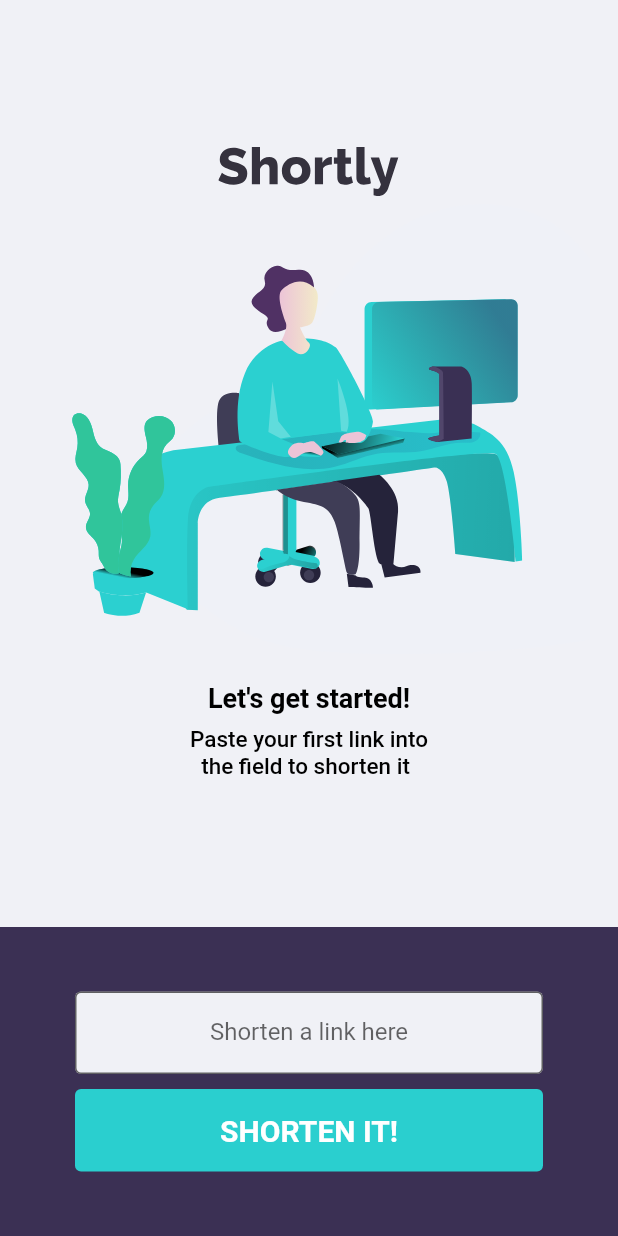
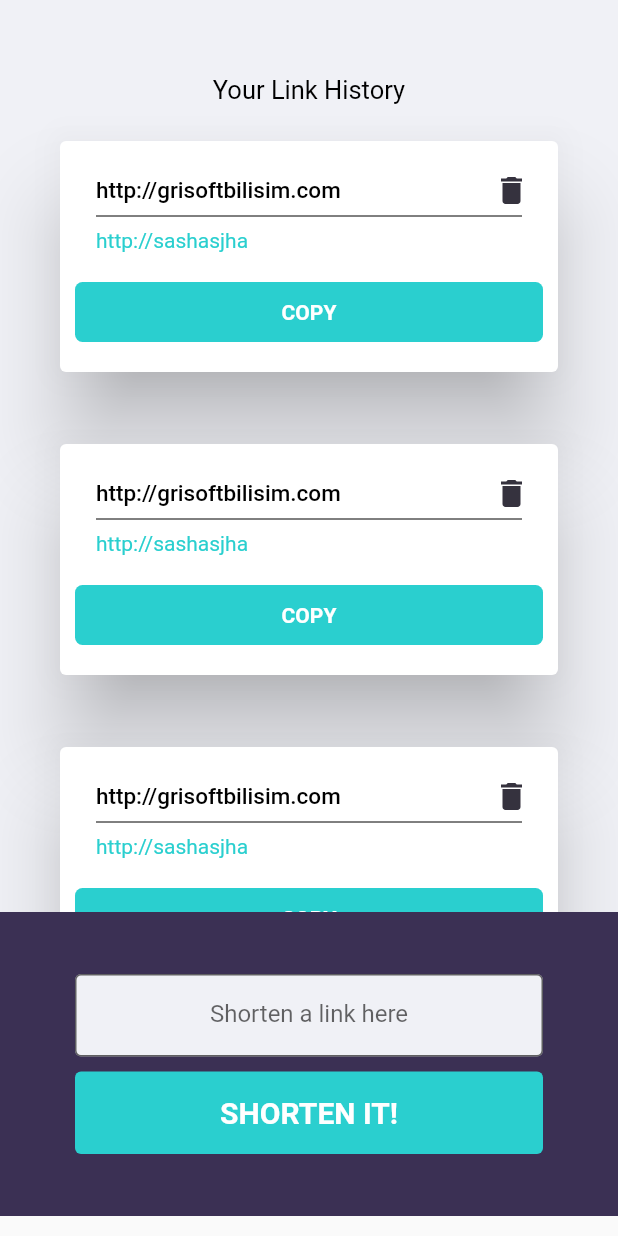
Before and after one commit to VeyselSahn/shorten_link_app, a Flutter app: the screen it shows after launch, on a phone screen of 412 x 824 dp. Run offline on Flutter 3.47's test engine with Material 2 defaults, Android fonts, the phone set to English and light mode, and no system bars; our stand-ins replace flutter_svg.

Commit message:
links list screen ready

```diff
--- /dev/null
+++ b/lib/screen/main_screen/components/link_list.dart
@@ -0,0 +1,76 @@
+import 'package:flutter/material.dart';
+import 'package:flutter_svg/svg.dart';
+import 'package:grisoft/core/init/extensions/image_path_extensions.dart';
+
+import '../../../core/constant/colors.dart';
+
+class ListYedek extends StatelessWidget {
+  const ListYedek({Key? key}) : super(key: key);
+
+  @override
+  Widget build(BuildContext context) {
+    var size = MediaQuery.of(context).size;
+
+    return Column(
+      children: [
+        const SizedBox(
+          height: 50,
+        ),
+        const Text(
+          'Your Link History',
+          style: TextStyle(
+            color: Colors.black,
+            fontSize: 17,
+          ),
+        ),
+        SizedBox(
+          height: size.height * 3 / 4 - 80,
+          child: ListView.builder(
+            shrinkWrap: true,
+            itemCount: 3,
+            padding: EdgeInsets.zero,
+            itemBuilder: (context, index) {
+              return listItem(size);
+            },
+          ),
+        )
+      ],
+    );
+  }
+
+  Widget listItem(Size size) {
+    return AlertDialog(
+      contentPadding: const EdgeInsets.symmetric(horizontal: 24),
+      actionsPadding: const EdgeInsets.symmetric(vertical: 20, horizontal: 10),
+      title: Column(
+        children: [
+          Row(
+            mainAxisAlignment: MainAxisAlignment.spaceBetween,
+            children: [
+              const Text('http://grisoftbilisim.com', style: TextStyle(color: Colors.black, fontSize: 15)),
+              SvgPicture.asset('del'.svgImageAsset)
+            ],
+          ),
+          const Divider(
+            color: Colors.black,
+          )
+        ],
+      ),
+      content: const Text('http://sashasjha', style: TextStyle(color: ColorConstants.cyan, fontSize: 14)),
+      actions: [
+        Container(
+          width: size.width - 50,
+          decoration: BoxDecoration(
+            borderRadius: BorderRadius.circular(5),
+            color: ColorConstants.cyan,
+          ),
+          child: const Center(
+            child: Text('COPY', style: TextStyle(color: Colors.white, fontWeight: FontWeight.bold)),
+          ),
+          height: 40,
+        )
+      ],
+      actionsAlignment: MainAxisAlignment.center,
+    );
+  }
+}
--- a/lib/screen/main_screen/components/link_list_empty.dart
+++ b/lib/screen/main_screen/components/link_list_empty.dart
@@ -8,7 +8,9 @@ class LinkListEmpty extends StatelessWidget {
 
   @override
   Widget build(BuildContext context) {
-    return Column(
+    return SizedBox(
+      height: MediaQuery.of(context).size.height * 3 / 4,
+      child: Column(
         mainAxisAlignment: MainAxisAlignment.center,
         children: [
           SvgPicture.asset('logo'.svgImageAsset),
@@ -25,6 +27,7 @@ class LinkListEmpty extends StatelessWidget {
             style: const TextStyle(fontSize: 15, color: Colors.black, fontWeight: FontWeight.w500),
           )
         ],
+      ),
     );
   }
 }
--- a/lib/screen/main_screen/main_screen.dart
+++ b/lib/screen/main_screen/main_screen.dart
@@ -1,7 +1,7 @@
 import 'package:flutter/material.dart';
 import 'package:grisoft/core/constant/colors.dart';
 import 'package:grisoft/screen/main_screen/components/bottom_side.dart';
-import 'package:grisoft/screen/main_screen/components/link_list_empty.dart';
+import 'package:grisoft/screen/main_screen/components/link_list.dart';
 
 class MainScreen extends StatelessWidget {
   const MainScreen({Key? key}) : super(key: key);
@@ -11,9 +11,6 @@ class MainScreen extends StatelessWidget {
     var size = MediaQuery.of(context).size;
     return Scaffold(
       body: SingleChildScrollView(
-        physics: const ScrollPhysics(),
-        child: ConstrainedBox(
-          constraints: BoxConstraints(minHeight: size.height, minWidth: size.width),
         child: IntrinsicHeight(
           child: Column(
             children: [
@@ -22,7 +19,7 @@ class MainScreen extends StatelessWidget {
                   child: Container(
                     width: size.width,
                     color: ColorConstants.background,
-                      child: const LinkListEmpty(),
+                    child: const ListYedek(),
                   )),
               Expanded(
                   flex: 1,
@@ -34,7 +31,6 @@ class MainScreen extends StatelessWidget {
           ),
         ),
       ),
-      ),
     );
   }
 }
```
Lines whose indentation alone changed are shown as unchanged.
